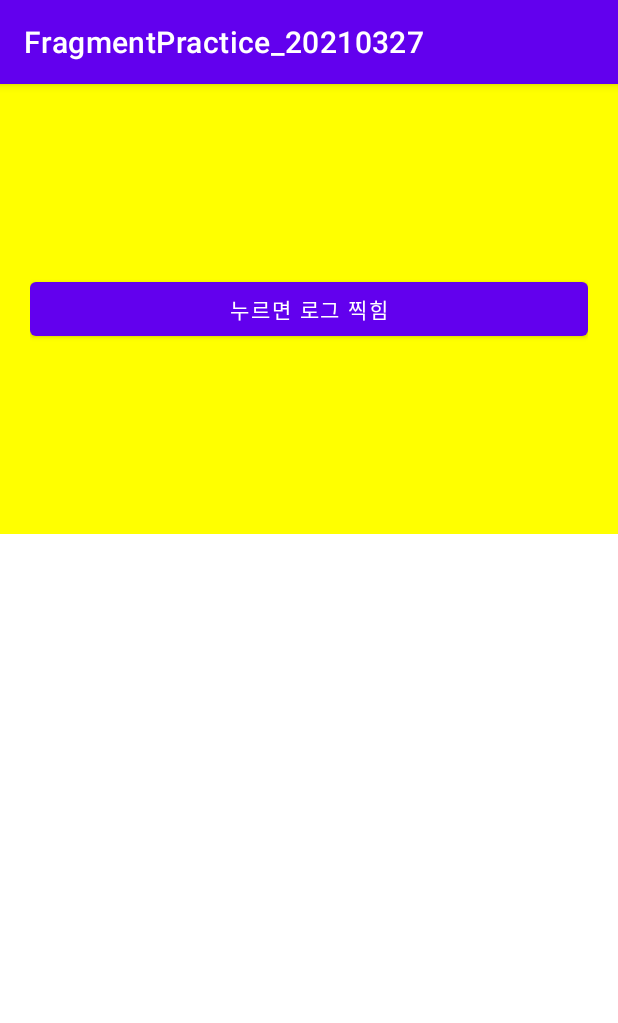
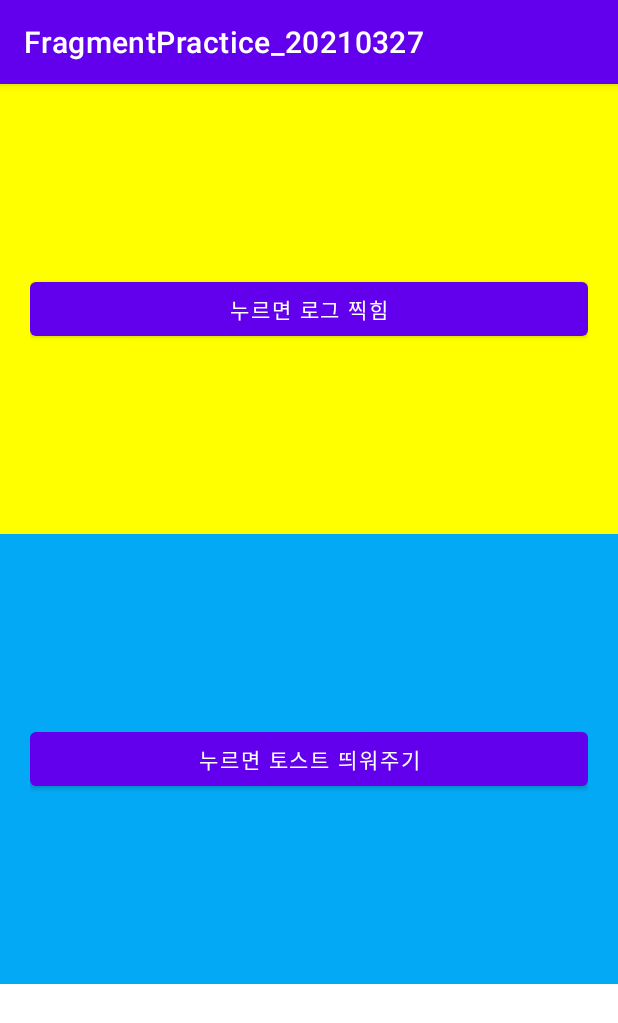
Before and after one commit to junho0615/FragmentPractice_20210327, an Android app: the screen it shows after launch (MainActivity), on a phone screen of 412 x 824 dp. Shown: the top 1023 px of the screen. Run offline under Robolectric (Android 15) with nearby library versions, the phone set to English and light mode, and no system bars; 1 statement that could not run was skipped.

Commit message:
Fragment에서 토스트 띄우기   - activity 변수 활용 (this 아님 주의)

```diff
--- /dev/null
+++ b/app/src/main/java/com/neppplus/fragmentpractice_20210327/fragments/SecondFragment.kt
@@ -0,0 +1,30 @@
+package com.neppplus.fragmentpractice_20210327.fragments
+
+import android.os.Bundle
+import android.view.LayoutInflater
+import android.view.View
+import android.view.ViewGroup
+import android.widget.Toast
+import androidx.fragment.app.Fragment
+import com.neppplus.fragmentpractice_20210327.MainActivity
+import com.neppplus.fragmentpractice_20210327.R
+import kotlinx.android.synthetic.main.fragment_second.*
+
+class SecondFragment : Fragment() {
+
+    override fun onCreateView(
+        inflater: LayoutInflater,
+        container: ViewGroup?,
+        savedInstanceState: Bundle?
+    ): View? {
+        return inflater.inflate(R.layout.fragment_second, container, false)
+    }
+
+    override fun onCreate(savedInstanceState: Bundle?) {
+        super.onCreate(savedInstanceState)
+
+        toastBtn.setOnClickListener {
+            Toast.makeText(activity!!, "문구 출력", Toast.LENGTH_SHORT).show()
+        }
+    }
+}
--- a/app/src/main/res/layout/activity_main.xml
+++ b/app/src/main/res/layout/activity_main.xml
@@ -8,8 +8,14 @@
     tools:context=".MainActivity">
 
     <fragment
-        android:tag="firstFrag"
         class="com.neppplus.fragmentpractice_20210327.fragments.FirstFragment"
         android:layout_width="match_parent"
-        android:layout_height="300dp" />
+        android:layout_height="300dp"
+        android:tag="firstFrag" />
+
+    <fragment
+        class="com.neppplus.fragmentpractice_20210327.fragments.SecondFragment"
+        android:layout_width="match_parent"
+        android:layout_height="300dp"
+        android:tag="secondFrag" />
 </LinearLayout>
--- /dev/null
+++ b/app/src/main/res/layout/fragment_second.xml
@@ -0,0 +1,16 @@
+<?xml version="1.0" encoding="utf-8"?>
+<LinearLayout
+    android:orientation="vertical"
+    android:padding="20dp"
+    android:background="#03A9F4"
+    xmlns:android="http://schemas.android.com/apk/res/android" android:layout_width="match_parent"
+    android:layout_height="match_parent"
+    android:gravity="center">
+
+    <Button
+        android:id="@+id/toastBtn"
+        android:layout_width="match_parent"
+        android:layout_height="wrap_content"
+        android:text="누르면 토스트 띄워주기"/>
+
+</LinearLayout>
```
